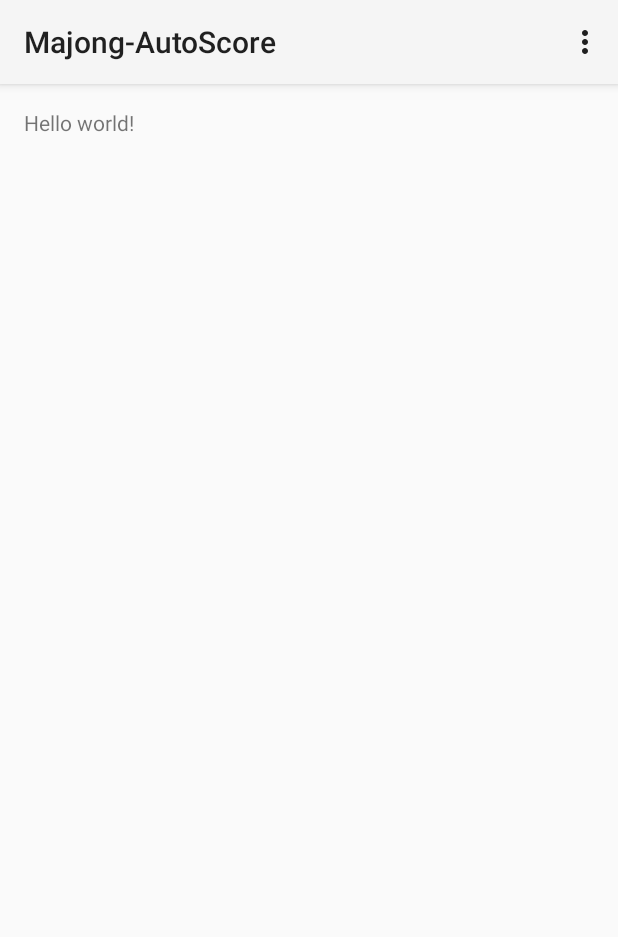
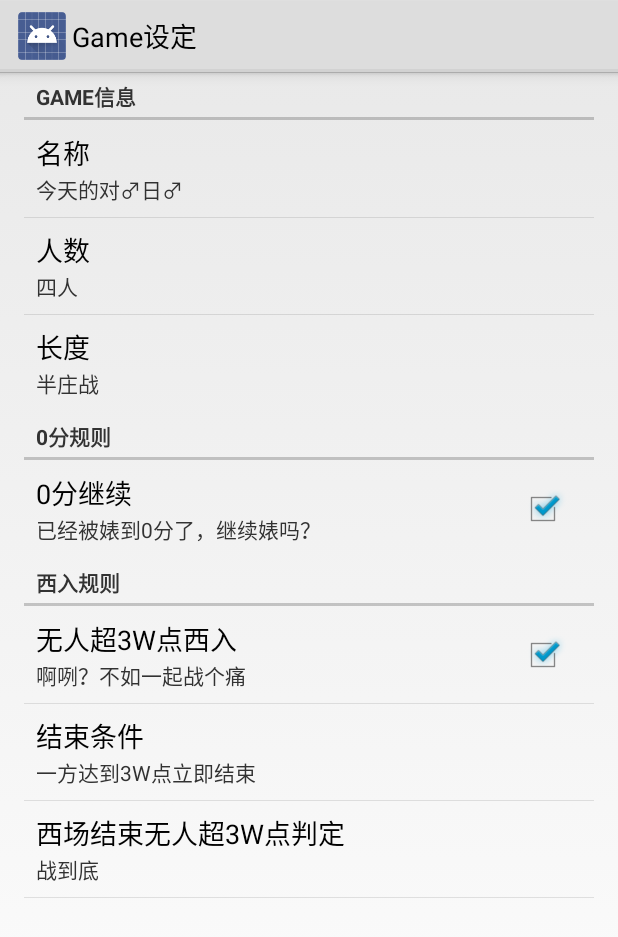
Before and after one commit to Mahosyojyo/Majong-AutoScore, an Android app: the screen it shows after launch (StartActivity before the commit, GameSettingsActivity after it), on a phone screen of 412 x 824 dp. Shown: the top 937 px of the screen. Run offline under Robolectric (Android 15) with nearby library versions, the phone set to English and light mode, and no system bars.

Commit message:
游戏设置界面

```diff
--- a/Android/Majong-AutoScore/app/src/main/AndroidManifest.xml
+++ b/Android/Majong-AutoScore/app/src/main/AndroidManifest.xml
@@ -8,8 +8,8 @@
         android:label="@string/app_name"
         android:theme="@style/AppTheme" >
         <activity
-            android:name="com.mahosyojyo.majong_autoscore.app.StartActivity"
-            android:label="@string/app_name" >
+            android:name="com.mahosyojyo.majong_autoscore.app.activities.GameSettingsActivity"
+            android:label="@string/title_activity_game_settings" >
             <intent-filter>
                 <action android:name="android.intent.action.MAIN" />
 
--- a/Android/Majong-AutoScore/app/src/main/java/com/mahosyojyo/majong_autoscore/app/StartActivity.java
+++ /dev/null
@@ -1,36 +0,0 @@
-package com.mahosyojyo.majong_autoscore.app;
-
-import android.support.v7.app.ActionBarActivity;
-import android.os.Bundle;
-import android.view.Menu;
-import android.view.MenuItem;
-
-
-public class StartActivity extends ActionBarActivity {
-
-    @Override
-    protected void onCreate(Bundle savedInstanceState) {
-        super.onCreate(savedInstanceState);
-        setContentView(R.layout.activity_start);
-    }
-
-
-    @Override
-    public boolean onCreateOptionsMenu(Menu menu) {
-        // Inflate the menu; this adds items to the action bar if it is present.
-        getMenuInflater().inflate(R.menu.start, menu);
-        return true;
-    }
-
-    @Override
-    public boolean onOptionsItemSelected(MenuItem item) {
-        // Handle action bar item clicks here. The action bar will
-        // automatically handle clicks on the Home/Up button, so long
-        // as you specify a parent activity in AndroidManifest.xml.
-        int id = item.getItemId();
-        if (id == R.id.action_settings) {
-            return true;
-        }
-        return super.onOptionsItemSelected(item);
-    }
-}
--- /dev/null
+++ b/Android/Majong-AutoScore/app/src/main/java/com/mahosyojyo/majong_autoscore/app/activities/GameSettingsActivity.java
@@ -0,0 +1,173 @@
+package com.mahosyojyo.majong_autoscore.app.activities;
+
+import android.content.Context;
+import android.content.res.Configuration;
+import android.os.Build;
+import android.os.Bundle;
+import android.preference.ListPreference;
+import android.preference.Preference;
+import android.preference.PreferenceActivity;
+import android.preference.PreferenceFragment;
+import android.preference.PreferenceManager;
+
+
+import com.mahosyojyo.majong_autoscore.app.R;
+
+/**
+ * A {@link PreferenceActivity} that presents a set of application settings. On
+ * handset devices, settings are presented as a single list. On tablets,
+ * settings are split by category, with category headers shown to the left of
+ * the list of settings.
+ * <p>
+ * See <a href="http://developer.android.com/design/patterns/settings.html">
+ * Android Design: Settings</a> for design guidelines and the <a
+ * href="http://developer.android.com/guide/topics/ui/settings.html">Settings
+ * API Guide</a> for more information on developing a Settings UI.
+ */
+public class GameSettingsActivity extends PreferenceActivity {
+    public static String SHARED_PREFERENCE_NAME;
+
+    //TODO-添加设置界面图标，加入右上方设置完成按钮
+    /**
+     * Determines whether to always show the simplified settings UI, where
+     * settings are presented in a single list. When false, settings are shown
+     * as a master/detail two-pane view on tablets. When true, a single pane is
+     * shown on tablets.
+     */
+    private static final boolean ALWAYS_SIMPLE_PREFS = false;
+
+    @Override
+    protected void onCreate(Bundle savedInstanceState) {
+        super.onCreate(savedInstanceState);
+
+        setupSimplePreferencesScreen();
+
+        SHARED_PREFERENCE_NAME = getPreferenceManager().getSharedPreferencesName();
+    }
+
+    @Override
+    protected boolean isValidFragment(String fragmentName) {
+        return true;
+    }
+
+    /**
+     * Shows the simplified settings UI if the device configuration if the
+     * device configuration dictates that a simplified, single-pane UI should be
+     * shown.
+     */
+    private void setupSimplePreferencesScreen() {
+        if (!isSimplePreferences(this)) {
+            return;
+        }
+
+        addPreferencesFromResource(R.xml.pref_game_settings);
+
+        bindPreferenceSummaryToValue(findPreference(getString(R.string.pref_gameName_key)));
+        bindPreferenceSummaryToValue(findPreference(getString(R.string.pref_playerNumber_key)));
+        bindPreferenceSummaryToValue(findPreference(getString(R.string.pref_enterWest_endCondition_key)));
+        bindPreferenceSummaryToValue(findPreference(getString(R.string.pref_enterWest_westEnd_key)));
+
+        //配置游戏长度选项，只有选择半庄时才有西入选项
+        String gameLengthKey = getString(R.string.pref_gameLength_key);
+        Preference gameLengthPref = findPreference(gameLengthKey);
+        gameLengthPref.setOnPreferenceChangeListener(new Preference.OnPreferenceChangeListener() {
+            @Override
+            public boolean onPreferenceChange(Preference preference, Object o) {
+                return gameLengthChange(preference, o);
+            }
+        });
+
+        gameLengthChange(gameLengthPref,
+                PreferenceManager
+                    .getDefaultSharedPreferences(gameLengthPref.getContext())
+                    .getString(gameLengthKey, ""));
+    }
+
+    /*游戏长度选事件
+    *除了基本的修改summary之外，添加对西入的控制
+    * */
+    private boolean gameLengthChange(Preference preference, Object o) {
+        String value = o.toString();
+        sBindPreferenceSummaryToValueListener.onPreferenceChange(preference, o);
+        findPreference(getString(R.string.pref_enterWestCategory_key)).setEnabled(value.equals("8"));
+        return true;
+    }
+
+    /** {@inheritDoc} */
+    @Override
+    public boolean onIsMultiPane() {
+        return isXLargeTablet(this) && !isSimplePreferences(this);
+    }
+
+    /**
+     * Helper method to determine if the device has an extra-large screen. For
+     * example, 10" tablets are extra-large.
+     */
+    private static boolean isXLargeTablet(Context context) {
+        return (context.getResources().getConfiguration().screenLayout
+        & Configuration.SCREENLAYOUT_SIZE_MASK) >= Configuration.SCREENLAYOUT_SIZE_XLARGE;
+    }
+
+    /**
+     * Determines whether the simplified settings UI should be shown. This is
+     * true if this is forced via {@link #ALWAYS_SIMPLE_PREFS}, or the device
+     * doesn't have newer APIs like {@link PreferenceFragment}, or the device
+     * doesn't have an extra-large screen. In these cases, a single-pane
+     * "simplified" settings UI should be shown.
+     */
+    private static boolean isSimplePreferences(Context context) {
+        return ALWAYS_SIMPLE_PREFS
+                || Build.VERSION.SDK_INT < Build.VERSION_CODES.HONEYCOMB
+                || !isXLargeTablet(context);
+    }
+
+    /**
+     * A preference value change listener that updates the preference's summary
+     * to reflect its new value.
+     */
+    private static Preference.OnPreferenceChangeListener sBindPreferenceSummaryToValueListener = new Preference.OnPreferenceChangeListener() {
+        @Override
+        public boolean onPreferenceChange(Preference preference, Object value) {
+            String stringValue = value.toString();
+
+            if (preference instanceof ListPreference) {
+                // For list preferences, look up the correct display value in
+                // the preference's 'entries' list.
+                ListPreference listPreference = (ListPreference) preference;
+                int index = listPreference.findIndexOfValue(stringValue);
+
+                // Set the summary to reflect the new value.
+                preference.setSummary(
+                        index >= 0
+                                ? listPreference.getEntries()[index]
+                                : null);
+            }  else {
+                // For all other preferences, set the summary to the value's
+                // simple string representation.
+                preference.setSummary(stringValue);
+            }
+            return true;
+        }
+    };
+
+    /**
+     * Binds a preference's summary to its value. More specifically, when the
+     * preference's value is changed, its summary (line of text below the
+     * preference title) is updated to reflect the value. The summary is also
+     * immediately updated upon calling this method. The exact display format is
+     * dependent on the type of preference.
+     *
+     * @see #sBindPreferenceSummaryToValueListener
+     */
+    private static void bindPreferenceSummaryToValue(Preference preference) {
+        // Set the listener to watch for value changes.
+        preference.setOnPreferenceChangeListener(sBindPreferenceSummaryToValueListener);
+
+        // Trigger the listener immediately with the preference's
+        // current value.
+        sBindPreferenceSummaryToValueListener.onPreferenceChange(preference,
+                PreferenceManager
+                        .getDefaultSharedPreferences(preference.getContext())
+                        .getString(preference.getKey(), ""));
+    }
+}
--- a/Android/Majong-AutoScore/app/src/main/res/layout/activity_start.xml
+++ /dev/null
@@ -1,16 +0,0 @@
-<RelativeLayout xmlns:android="http://schemas.android.com/apk/res/android"
-    xmlns:tools="http://schemas.android.com/tools"
-    android:layout_width="match_parent"
-    android:layout_height="match_parent"
-    android:paddingLeft="@dimen/activity_horizontal_margin"
-    android:paddingRight="@dimen/activity_horizontal_margin"
-    android:paddingTop="@dimen/activity_vertical_margin"
-    android:paddingBottom="@dimen/activity_vertical_margin"
-    tools:context="com.mahosyojyo.majong_autoscore.app.StartActivity">
-
-    <TextView
-        android:text="@string/hello_world"
-        android:layout_width="wrap_content"
-        android:layout_height="wrap_content" />
-
-</RelativeLayout>
--- a/Android/Majong-AutoScore/app/src/main/res/menu/start.xml
+++ /dev/null
@@ -1,9 +0,0 @@
-<menu xmlns:android="http://schemas.android.com/apk/res/android"
-    xmlns:app="http://schemas.android.com/apk/res-auto"
-    xmlns:tools="http://schemas.android.com/tools"
-    tools:context="com.mahosyojyo.majong_autoscore.app.StartActivity" >
-    <item android:id="@+id/action_settings"
-        android:title="@string/action_settings"
-        android:orderInCategory="100"
-        app:showAsAction="never" />
-</menu>
--- a/Android/Majong-AutoScore/app/src/main/res/values/strings.xml
+++ b/Android/Majong-AutoScore/app/src/main/res/values/strings.xml
@@ -4,5 +4,6 @@
     <string name="app_name">Majong-AutoScore</string>
     <string name="hello_world">Hello world!</string>
     <string name="action_settings">Settings</string>
+    <string name="title_activity_test">MainActivity</string>
 
 </resources>
--- /dev/null
+++ b/Android/Majong-AutoScore/app/src/main/res/values/strings_activity_game_settings.xml
@@ -0,0 +1,76 @@
+<resources>
+    <string name="title_activity_game_settings">Game设定</string>
+
+    <!-- Settings for preference key -->
+    <string name="pref_gameName_key">game_name</string>
+    <string name="pref_playerNumber_key">player_number</string>
+    <string name="pref_gameLength_key">game_length</string>
+    <string name="pref_zeroContinue_key">zero_continue</string>
+    <string name="pref_enterWestCategory_key">enterWest_page</string>
+
+    <!-- Settings for game information -->
+    <string name="pref_title_gameInfo">Game信息</string>
+    <string name="pref_gameInfo_name">名称</string>
+    <string name="pref_gameInfo_defaultName">今天的对♂日♂</string>
+    <string name="pref_gameInfo_playerNumber">人数</string>
+    <string-array name="pref_playerNumber_titles">
+        <item>四人</item>
+        <item>三人</item>
+    </string-array>
+    <string-array name="pref_playerNumber_values">
+        <item>4</item>
+        <item>3</item>
+    </string-array>
+
+    <string name="pref_gameInfo_gameLength">长度</string>
+    <string-array name="pref_gameLength_titles">
+        <item>一局战</item>
+        <item>东风战</item>
+        <item>半庄战</item>
+        <item>全庄战</item>
+        <item>没完没了地战</item>
+    </string-array>
+    <string-array name="pref_gameLength_values">
+        <item>1</item>
+        <item>4</item>
+        <item>8</item>
+        <item>16</item>
+        <item>-1</item>
+    </string-array>
+
+    <!-- Settings for game rules -->
+    <string name="pref_title_zeroRule">0分规则</string>
+
+    <string name="pref_zeroContinue">0分继续</string>
+    <string name="pref_zeroSummary">已经被婊到0分了，继续婊吗？</string>
+
+    <string name="pref_title_enterWest">西入规则</string>
+
+    <string name="pref_enterWest">无人超3W点西入</string>
+    <string name="pref_enterWest_summary">啊咧？不如一起战个痛</string>
+    <string name="pref_enterWest_key">enter_west</string>
+
+    <string name="pref_enterWest_endCondition">结束条件</string>
+    <string name="pref_enterWest_endCondition_key">end_condition</string>
+    <string-array name="pref_enterWest_endCondition_titles">
+        <item>一方达到3W点立即结束</item>
+        <item>当前一庄战结束</item>
+    </string-array>
+    <string-array name="pref_enterWest_endCondition_values">
+        <item>1</item>
+        <item>2</item>
+    </string-array>
+
+    <string name="pref_enterWest_westEnd_key">west_end</string>
+    <string name="pref_enterWest_westEnd">西场结束无人超3W点判定</string>
+    <string-array name="pref_enterWest_westEnd_titles">
+        <item>平局</item>
+        <item>战到底</item>
+        <item>北入，北场结束仍无人3W点平局</item>
+    </string-array>
+    <string-array name="pref_enterWest_westEnd_values">
+        <item>1</item>
+        <item>2</item>
+        <item>3</item>
+    </string-array>
+</resources>
--- a/Android/Majong-AutoScore/app/src/main/res/values/styles.xml
+++ b/Android/Majong-AutoScore/app/src/main/res/values/styles.xml
@@ -1,7 +1,7 @@
 <resources>
 
     <!-- Base application theme. -->
-    <style name="AppTheme" parent="Theme.AppCompat.Light">
+    <style name="AppTheme" parent="@android:style/Theme.Holo.Light">
         <!-- Customize your theme here. -->
     </style>
 
--- /dev/null
+++ b/Android/Majong-AutoScore/app/src/main/res/xml/pref_game_settings.xml
@@ -0,0 +1,85 @@
+<?xml version="1.0" encoding="utf-8"?>
+<PreferenceScreen xmlns:android="http://schemas.android.com/apk/res/android">
+    <!--Game信息-->
+    <PreferenceCategory android:title="@string/pref_title_gameInfo" >
+        <!--对局名称-->
+        <EditTextPreference
+            android:key="@string/pref_gameName_key"
+            android:title="@string/pref_gameInfo_name"
+            android:defaultValue="@string/pref_gameInfo_defaultName"
+            android:selectAllOnFocus="true"
+            android:inputType="text"
+            android:capitalize="words"
+            android:singleLine="true"
+            android:maxLines="1" />
+
+        <!--对局人数-->
+        <ListPreference
+            android:key="@string/pref_playerNumber_key"
+            android:title="@string/pref_gameInfo_playerNumber"
+            android:defaultValue="4"
+            android:entries="@array/pref_playerNumber_titles"
+            android:entryValues="@array/pref_playerNumber_values"
+            android:negativeButtonText="@null"
+            android:positiveButtonText="@null" />
+
+        <!--对局长度-->
+        <ListPreference
+            android:key="@string/pref_gameLength_key"
+            android:title="@string/pref_gameInfo_gameLength"
+            android:entries="@array/pref_gameLength_titles"
+            android:entryValues="@array/pref_gameLength_values"
+            android:defaultValue="8"
+            android:negativeButtonText="@null"
+            android:positiveButtonText="@null" />
+    </PreferenceCategory>
+
+    <!--0分设置-->
+    <PreferenceCategory android:title="@string/pref_title_zeroRule" >
+        <!--0分继续-->
+        <CheckBoxPreference
+            android:key="@string/pref_zeroContinue_key"
+            android:title="@string/pref_zeroContinue"
+            android:summary="@string/pref_zeroSummary"
+            android:defaultValue="true" />
+
+    </PreferenceCategory>
+
+
+    <!--西入设置-->
+    <PreferenceCategory
+            android:key="@string/pref_enterWestCategory_key"
+            android:title="@string/pref_title_enterWest"
+            android:persistent="false" >
+
+        <!--西入？-->
+        <CheckBoxPreference
+            android:key="@string/pref_enterWest_key"
+            android:title="@string/pref_enterWest"
+            android:summary="@string/pref_enterWest_summary"
+            android:defaultValue="true" />
+
+        <!--结束条件-->
+        <ListPreference
+            android:key="@string/pref_enterWest_endCondition_key"
+            android:title="@string/pref_enterWest_endCondition"
+            android:dependency="@string/pref_enterWest_key"
+            android:entries="@array/pref_enterWest_endCondition_titles"
+            android:entryValues="@array/pref_enterWest_endCondition_values"
+            android:defaultValue="1"
+            android:positiveButtonText="@null"
+            android:negativeButtonText="@null" />
+
+        <!--西场结束无人超3W点判定-->
+        <ListPreference
+            android:key="@string/pref_enterWest_westEnd_key"
+            android:title="@string/pref_enterWest_westEnd"
+            android:dependency="@string/pref_enterWest_key"
+            android:entries="@array/pref_enterWest_westEnd_titles"
+            android:entryValues="@array/pref_enterWest_westEnd_values"
+            android:defaultValue="2"
+            android:positiveButtonText="@null"
+            android:negativeButtonText="@null" />
+
+    </PreferenceCategory>
+</PreferenceScreen>
```
Also changed, not shown: Android/Majong-AutoScore/app/build.gradle (+6 -6 lines), 1 other file.
